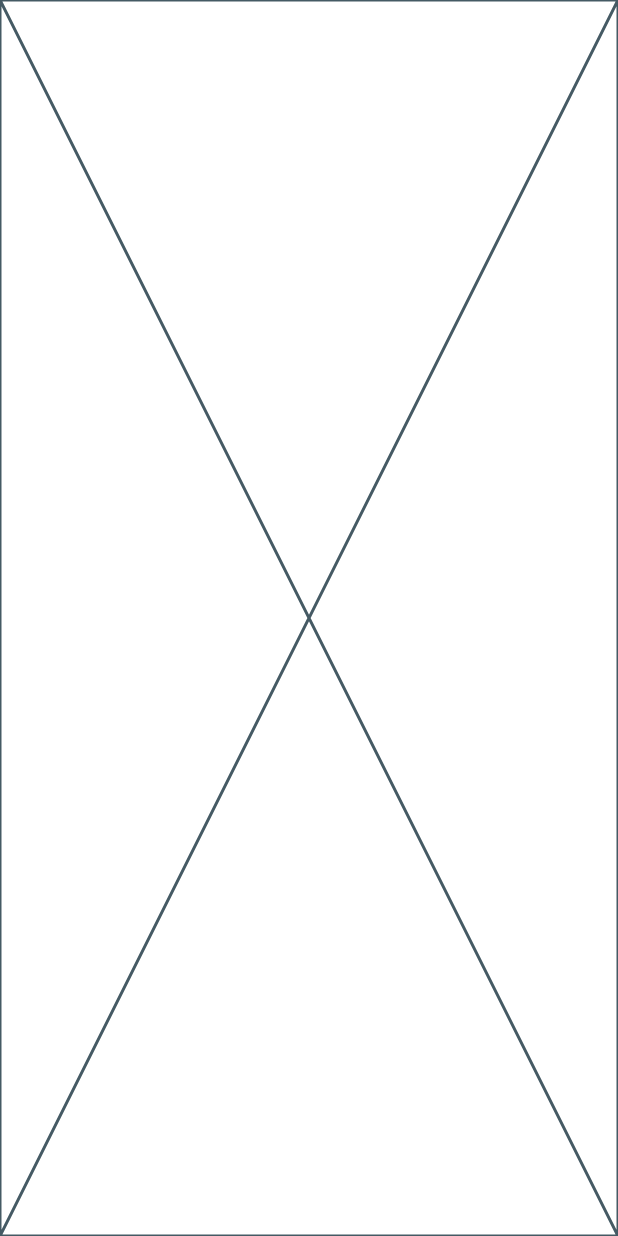
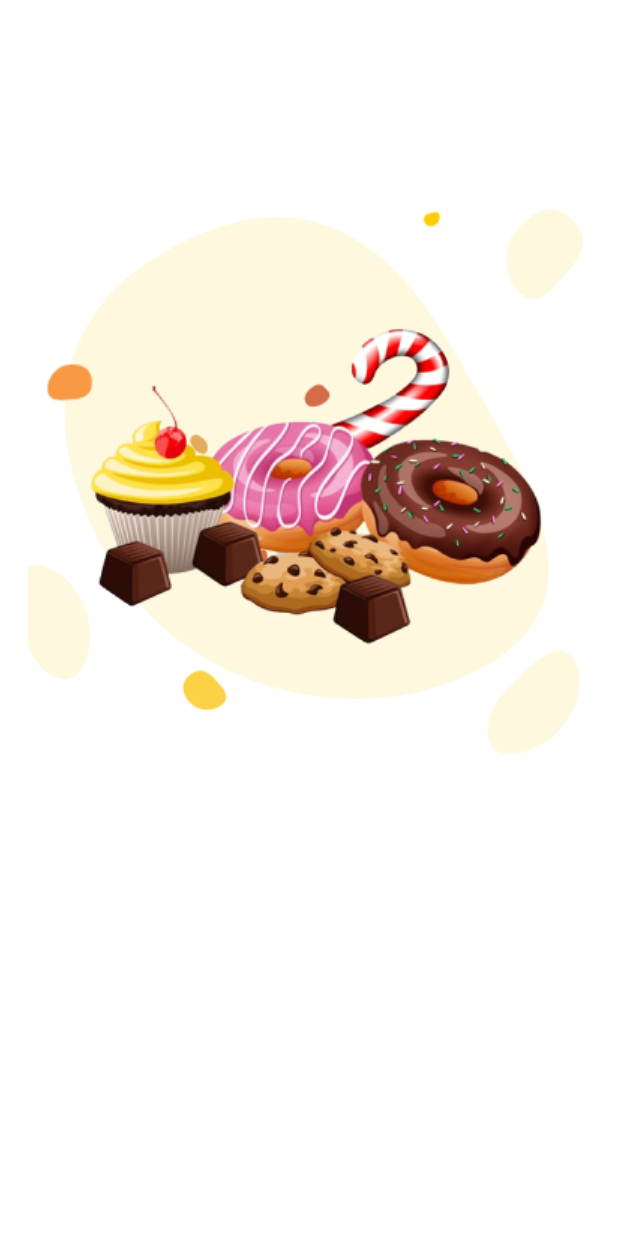
Before and after one commit to adeenazara2002/ChatApp, a Flutter app: the screen it shows after launch, on a phone screen of 412 x 824 dp. Run offline on Flutter 3.47's test engine with Material 3 defaults, Android fonts, the phone set to English and light mode, and no system bars.

Commit message:
Splash Screen

```diff
--- a/lib/Screens/onBoarding.dart
+++ b/lib/Screens/onBoarding.dart
@@ -1,4 +1,6 @@
+import 'package:chatapp/models/colors.dart';
 import 'package:flutter/material.dart';
+import 'package:flutter/widgets.dart';
 
 class OnBoard extends StatefulWidget {
   const OnBoard({super.key});
@@ -10,6 +12,26 @@ class OnBoard extends StatefulWidget {
 class _OnBoardState extends State<OnBoard> {
   @override
   Widget build(BuildContext context) {
-    return const Placeholder();
+    return Scaffold(
+      body: Container(
+        width: MediaQuery.of(context).size.width,
+        height: MediaQuery.of(context).size.height,
+        color: AppColors.screenColor,
+        child: Column(
+          children: [
+                SizedBox(height: 100,),
+
+            Stack(
+              alignment: Alignment.center,
+              children: [
+                Image.asset('assets/images/Illustartion.png'),
+                Image.asset('assets/images/donut.png')
+
+              ],
+            ),
+          ],
+        ),
+      ),
+    );
   }
 }
```
Also changed, not shown: lib/Screens/splash.dart (+9 -11 lines).
